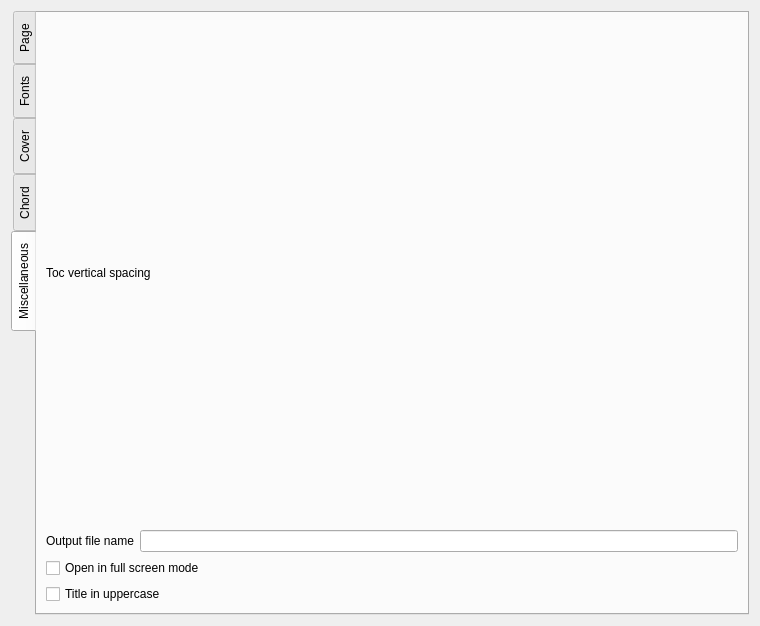
Before: the Qt Designer form formconfig.ui in jpcima/chordv, drawn with Qt 5.
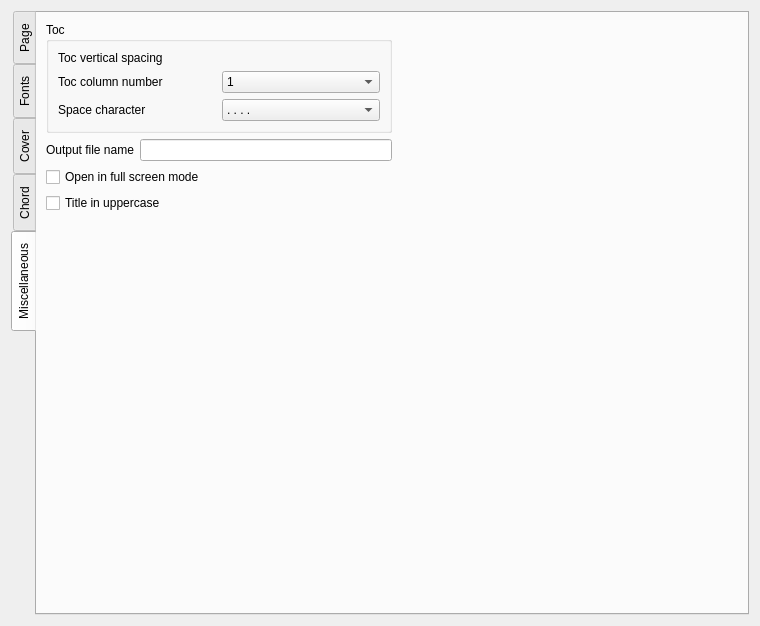
After: the same form once the commit is applied. The open tabs and pages were chosen to show the change. Custom widgets are drawn as their Qt base class.

The edit to the form file:
```diff
--- a/formconfig.ui
+++ b/formconfig.ui
@@ -528,7 +528,17 @@
       <attribute name="title">
        <string>Miscellaneous</string>
       </attribute>
-      <layout class="QHBoxLayout" name="horizontalLayout_13">
+      <layout class="QHBoxLayout" name="horizontalLayout_29">
+       <item>
+        <layout class="QHBoxLayout" name="horizontalLayout_28">
+         <item>
+          <layout class="QVBoxLayout" name="verticalLayout_8">
+           <item>
+            <widget class="QGroupBox" name="groupBox_5">
+             <property name="title">
+              <string>Toc</string>
+             </property>
+             <layout class="QHBoxLayout" name="horizontalLayout_27">
        <item>
         <layout class="QVBoxLayout" name="verticalLayout_5">
          <item>
@@ -546,6 +556,71 @@
           </layout>
          </item>
          <item>
+                 <layout class="QHBoxLayout" name="horizontalLayout_13">
+                  <item>
+                   <widget class="QLabel" name="labelTocColumn">
+                    <property name="text">
+                     <string>Toc column number</string>
+                    </property>
+                   </widget>
+                  </item>
+                  <item>
+                   <widget class="QComboBox" name="comboBoxTocColumnNumber">
+                    <item>
+                     <property name="text">
+                      <string>1</string>
+                     </property>
+                    </item>
+                    <item>
+                     <property name="text">
+                      <string>2</string>
+                     </property>
+                    </item>
+                    <item>
+                     <property name="text">
+                      <string>3</string>
+                     </property>
+                    </item>
+                   </widget>
+                  </item>
+                 </layout>
+                </item>
+                <item>
+                 <layout class="QHBoxLayout" name="horizontalLayout_25">
+                  <item>
+                   <widget class="QLabel" name="labelTocSpaceCharacter">
+                    <property name="text">
+                     <string>Space character</string>
+                    </property>
+                   </widget>
+                  </item>
+                  <item>
+                   <widget class="QComboBox" name="comboBoxTocSpaceCharacter">
+                    <item>
+                     <property name="text">
+                      <string>. . . .</string>
+                     </property>
+                    </item>
+                    <item>
+                     <property name="text">
+                      <string>- - - -</string>
+                     </property>
+                    </item>
+                    <item>
+                     <property name="text">
+                      <string/>
+                     </property>
+                    </item>
+                   </widget>
+                  </item>
+                 </layout>
+                </item>
+               </layout>
+              </item>
+             </layout>
+            </widget>
+           </item>
+           <item>
           <layout class="QHBoxLayout" name="horizontalLayout_9">
            <item>
             <widget class="QLabel" name="labelOutputFileName">
@@ -572,6 +647,34 @@
             <string>Title in uppercase</string>
            </property>
           </widget>
+           </item>
+           <item>
+            <spacer name="verticalSpacer">
+             <property name="orientation">
+              <enum>Qt::Vertical</enum>
+             </property>
+             <property name="sizeHint" stdset="0">
+              <size>
+               <width>20</width>
+               <height>40</height>
+              </size>
+             </property>
+            </spacer>
+           </item>
+          </layout>
+         </item>
+         <item>
+          <spacer name="horizontalSpacer_2">
+           <property name="orientation">
+            <enum>Qt::Horizontal</enum>
+           </property>
+           <property name="sizeHint" stdset="0">
+            <size>
+             <width>40</width>
+             <height>20</height>
+            </size>
+           </property>
+          </spacer>
          </item>
         </layout>
        </item>
```
Left out of the diff: 189 changed lines with no effect on the pictures. Lines whose indentation alone changed are shown as unchanged.
